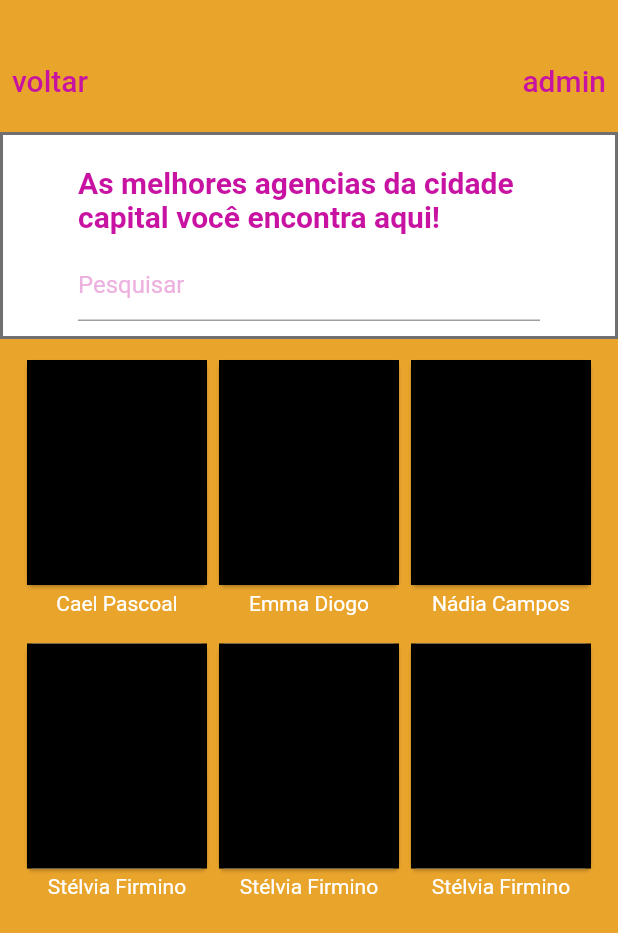
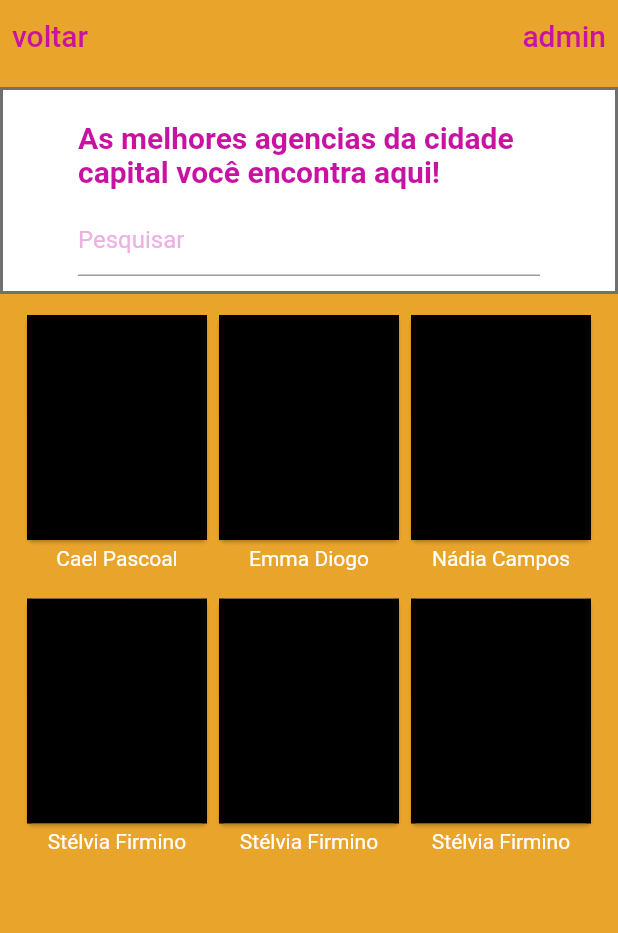
Before and after one commit to edsonduma/gpml-app, a Flutter app: the AgenciesListScreen screen opened directly, on a phone screen of 412 x 824 dp. Shown: the top 933 px of the screen. Run offline on Flutter 3.47's test engine with Material 2 defaults, Android fonts, the light colour scheme and no system bars.

Commit message:
fluxo da aplicacao...

```diff
--- a/lib/views/agencies_list_screen.dart
+++ b/lib/views/agencies_list_screen.dart
@@ -22,7 +22,7 @@ class AgenciesListScreen extends StatelessWidget {
         child: SingleChildScrollView(
           child: Column(
             children: [
-              SizedBox(height: 30),
+              // SizedBox(height: 30),
               MyCustomAppBar(),
               Padding(
                 padding: EdgeInsets.only(top: 10),
```
